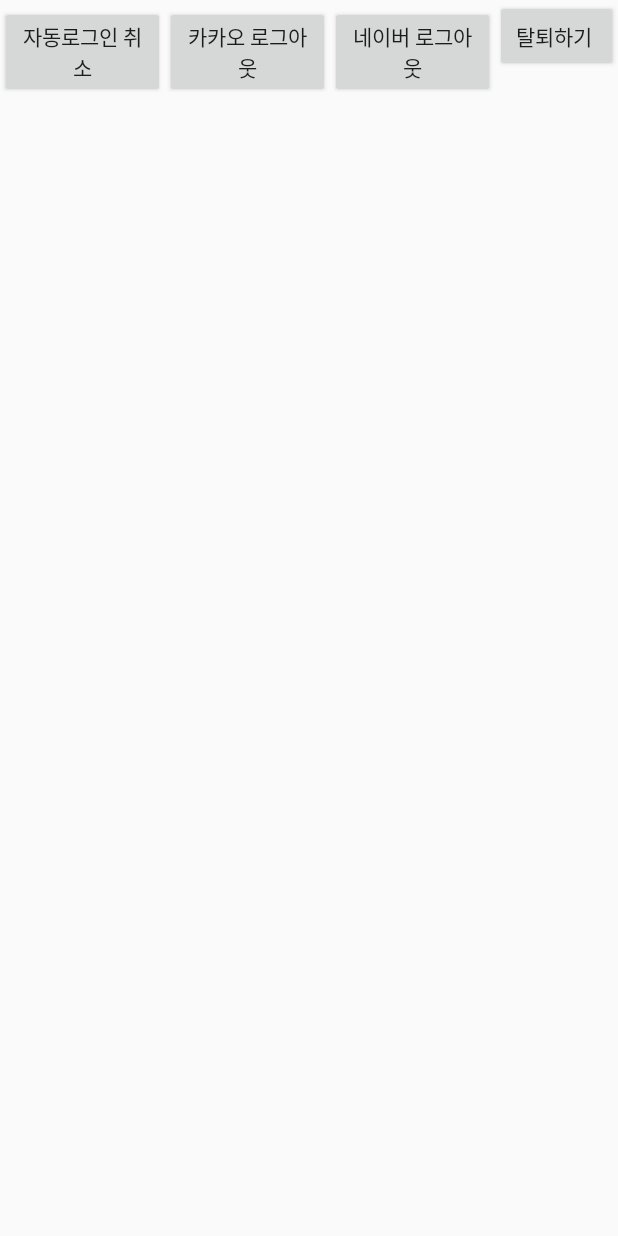
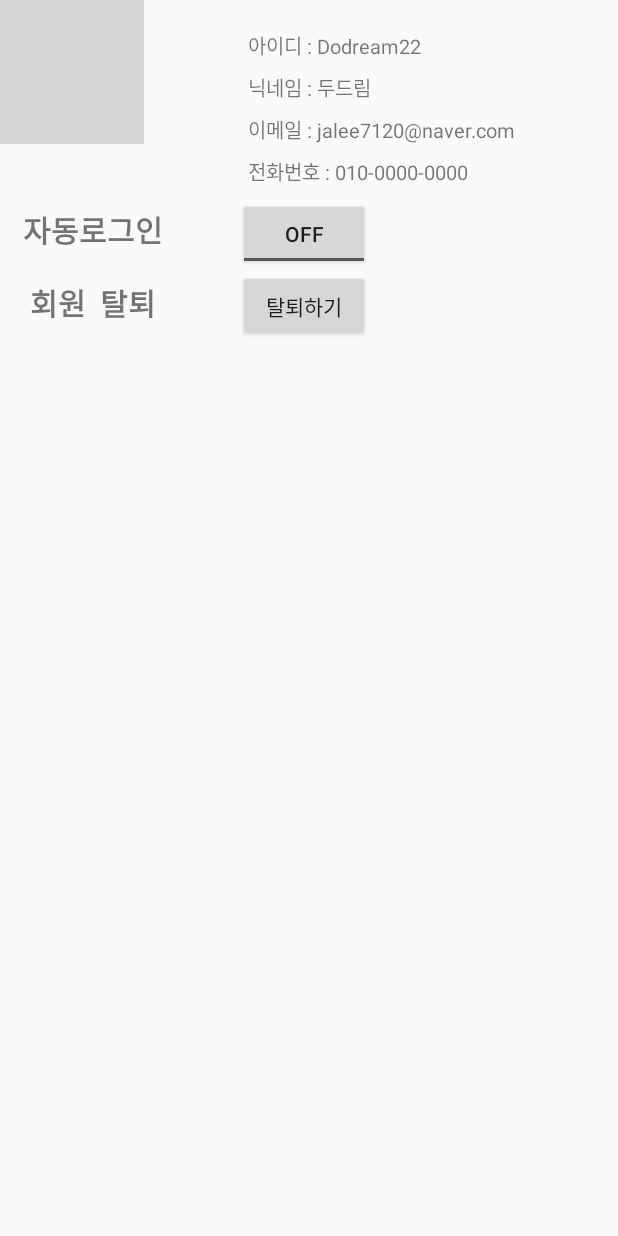
Before and after one commit to jslee7120/yaksok_js, an Android app: the layout activity_setting_page.xml on its own in the app's theme, with its tools: preview values and no code run, on a phone screen of 412 x 824 dp. Run offline under Robolectric (Android 15) with nearby library versions, the phone set to English and light mode, and no system bars; grey boxes are pictures that could not be loaded.

Commit message:
no message

```diff
--- a/app/src/main/res/layout/activity_setting_page.xml
+++ b/app/src/main/res/layout/activity_setting_page.xml
@@ -4,37 +4,104 @@
     android:layout_width="match_parent"
     android:layout_height="match_parent"
     android:orientation="vertical">
+    <LinearLayout
+        android:layout_width="match_parent"
+        android:layout_height="wrap_content"
+        >
+        <LinearLayout
+            android:layout_width="match_parent"
+            android:layout_height="match_parent"
+            android:layout_weight="3">
+        <ImageView
+            android:layout_width="wrap_content"
+            android:layout_height="wrap_content"
+            android:src="@drawable/user_profile"/>
+        </LinearLayout>
+        <LinearLayout
+            android:layout_width="match_parent"
+            android:layout_height="match_parent"
+            android:layout_weight="2"
+            android:gravity="center"
+            android:layout_marginTop="20dp"
+            android:orientation="vertical">
+            <LinearLayout
+                android:layout_width="match_parent"
+                android:layout_height="wrap_content"
+                android:orientation="vertical">
+            <TextView
+                android:id="@+id/tv_setting_id"
+                android:layout_width="wrap_content"
+                android:layout_height="wrap_content"
+                android:textSize="13dp"
+                android:text="아이디 : Dodream22"
+                android:layout_marginBottom="7dp"/>
+            <TextView
+                android:id="@+id/tv_setting_nickname"
+                android:layout_width="wrap_content"
+                android:layout_height="wrap_content"
+                android:textSize="13dp"
+                android:text="닉네임 : 두드림 "
+                android:layout_marginBottom="7dp"/>
+            <TextView
+                android:id="@+id/tv_setting_email"
+                android:layout_width="wrap_content"
+                android:layout_height="wrap_content"
+                android:textSize="13dp"
+                android:text="이메일 : jalee7120@naver.com"
+                android:layout_marginBottom="7dp"/>
+            <TextView
+                android:id="@+id/tv_setting_phone"
+                android:layout_width="wrap_content"
+                android:layout_height="wrap_content"
+                android:textSize="13dp"
+                android:text="전화번호 : 010-0000-0000"
+                android:layout_marginBottom="7dp"/>
+            </LinearLayout>
+        </LinearLayout>
+    </LinearLayout>
 
     <LinearLayout
-        android:layout_width="wrap_content"
+        android:layout_width="match_parent"
         android:layout_height="wrap_content"
         android:orientation="horizontal"
-        >
+        android:layout_marginLeft="15dp">
+        <TextView
+            android:layout_width="wrap_content"
+            android:layout_height="wrap_content"
+            android:layout_marginRight="50dp"
+            android:text="자동로그인"
+            android:textSize="20dp"
+            android:textStyle="bold"/>
+        <ToggleButton
+            android:id="@+id/tgbt_autoLogin"
+            android:layout_width="wrap_content"
+            android:layout_height="wrap_content"
+            android:layout_centerHorizontal="true"
+            android:layout_centerVertical="true" />
+    </LinearLayout>
+
+    <LinearLayout
+        android:layout_width="match_parent"
+        android:layout_height="wrap_content"
+        android:layout_marginLeft="15dp"
+        android:orientation="horizontal">
+
+        <TextView
+            android:layout_width="wrap_content"
+            android:layout_height="wrap_content"
+            android:layout_marginRight="50dp"
+            android:text=" 회원  탈퇴 "
+            android:textSize="20dp"
+            android:textStyle="bold" />
 
         <Button
-            android:id="@+id/auto_cancel"
+            android:id="@+id/bt_secessionOUT"
             android:layout_width="wrap_content"
             android:layout_height="wrap_content"
-            android:text="자동로그인 취소"
-            android:layout_weight="1"/>
-        <Button
-            android:id="@+id/kakao_logout"
-            android:layout_width="wrap_content"
-            android:layout_height="wrap_content"
-            android:text="카카오 로그아웃"
-            android:layout_weight="1"/>
-        <Button
-            android:id="@+id/naver_logout"
-            android:layout_width="wrap_content"
-            android:layout_height="wrap_content"
-            android:text="네이버 로그아웃"
-            android:layout_weight="1"/>
-        <Button
-            android:id="@+id/goOut_btn"
-            android:layout_width="wrap_content"
-            android:layout_height="wrap_content"
-            android:text="탈퇴하기 "
-            android:layout_weight="1"/>
+            android:text="탈퇴하기" />
     </LinearLayout>
 
+
+
+
 </LinearLayout>
```
Also changed, not shown: app/src/main/java/yaksok/dodream/com/yaksok/SettingPage.java (+71 -40 lines).
